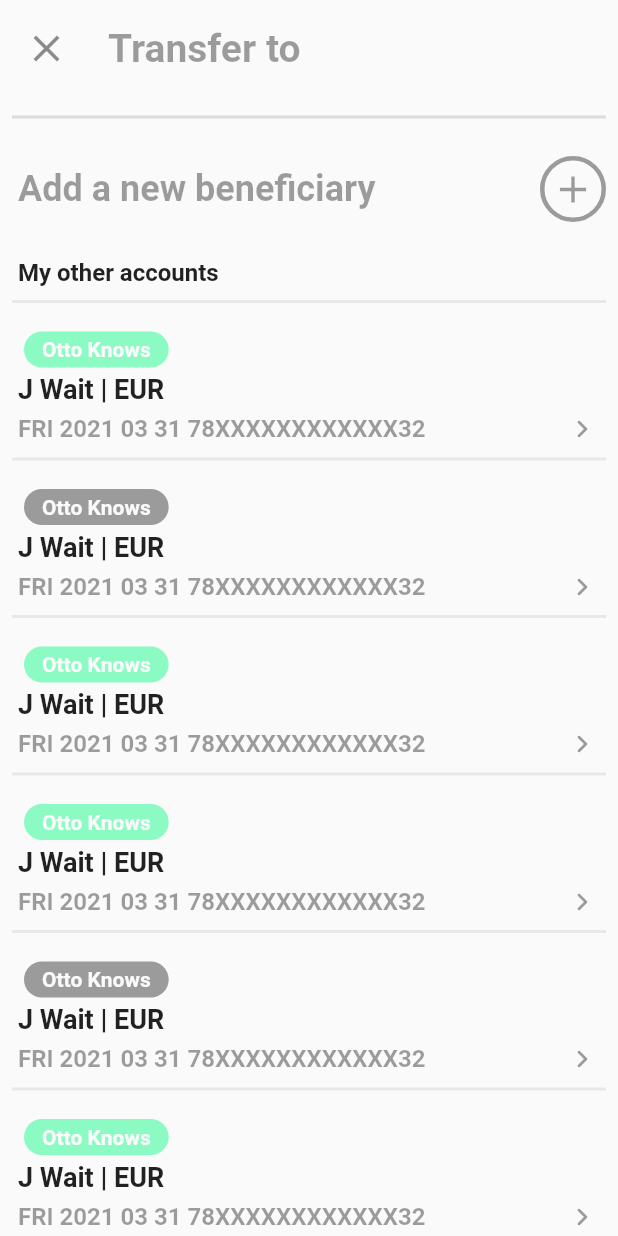
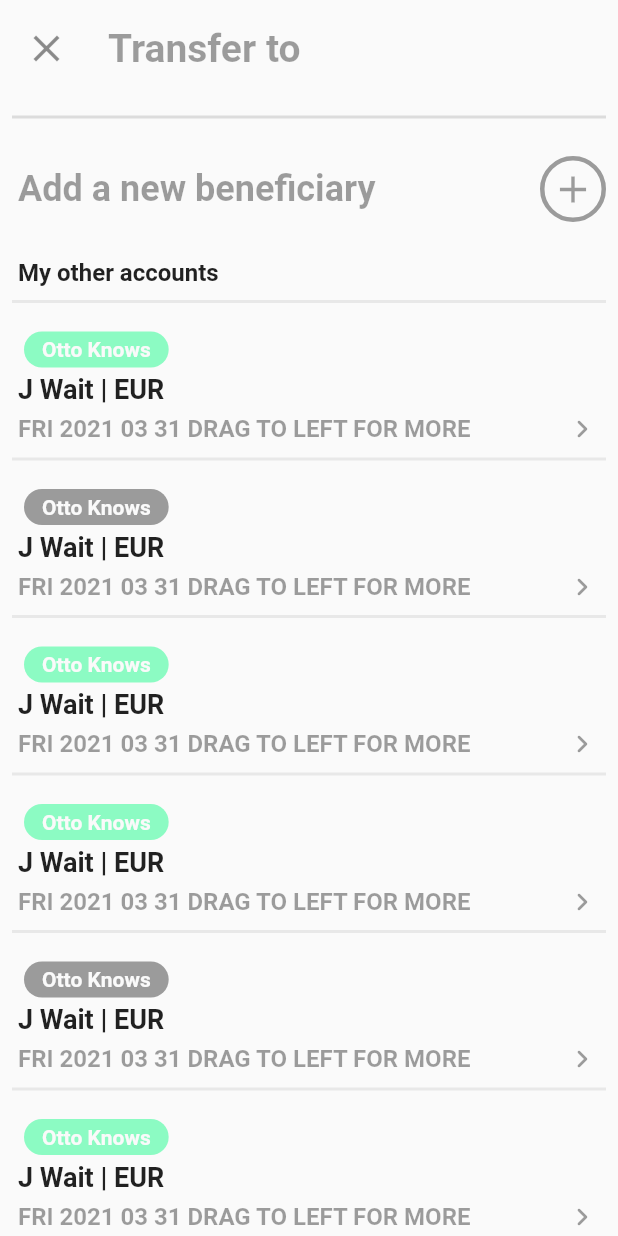
Before and after one commit to norbertkross/insure_activity_details, a Flutter app: the BeneficiaryHome screen opened directly, on a phone screen of 412 x 824 dp. Run offline on Flutter 3.47's test engine with Material 2 defaults, Android fonts, the light colour scheme and no system bars; drawn by our look-alikes of flutter_slidable; our stand-ins replace table_calendar.

```diff
--- a/lib/beneficiaries/agentDetails.dart
+++ b/lib/beneficiaries/agentDetails.dart
@@ -45,7 +45,7 @@ class _AgentDetailsState extends State<AgentDetails> {
         centerTitle: true,
         title: Text("Agent Details"),
       leading: IconButton(icon: Icon(Icons.chevron_left_rounded),
-      onPressed: ()=>{},
+      onPressed: ()=>{Navigator.pop(context)},
       ),
       ),
       body: NotificationListener<OverscrollIndicatorNotification>(
--- a/lib/beneficiaries/beneficiaryHome.dart
+++ b/lib/beneficiaries/beneficiaryHome.dart
@@ -29,10 +29,13 @@ class _BeneficiaryHomeState extends State<BeneficiaryHome> {
               height: 4.0,
             ),
             ListTile(
-              leading: Icon(
-                    Icons.close,
-                    size: 30.0,
-                  ),
+              leading: GestureDetector(
+                onTap: (){Navigator.pop(context);},
+                child: Icon(
+                      Icons.close,
+                      size: 30.0,
+                    ),
+              ),
               title: Text(
                 "Transfer to",
                 style: TextStyle(
@@ -178,7 +181,7 @@ class _BeneficiaryHomeState extends State<BeneficiaryHome> {
                   padding: const EdgeInsets.symmetric(
                   horizontal: 12.0, vertical: 0.0),
                   child: Text(
-                    "FRI 2021 03 31 78XXXXXXXXXXXX32",
+                    "FRI 2021 03 31 DRAG TO LEFT FOR MORE ",
                     style: TextStyle(
                       color: Theme.of(context).disabledColor,
                       fontWeight: FontWeight.bold,
--- a/lib/beneficiaries/businessDetails.dart
+++ b/lib/beneficiaries/businessDetails.dart
@@ -38,7 +38,7 @@ class _BusinessDetailsState extends State<BusinessDetails> {
           color: Theme.of(context).disabledColor,
         ),),
       leading: IconButton(icon: Icon(Icons.chevron_left_rounded,color: Theme.of(context).disabledColor,),
-      onPressed: ()=>{},
+      onPressed: ()=>{Navigator.pop(context)},
       ),
       ),
       body: NotificationListener<OverscrollIndicatorNotification>(
--- a/lib/insureranceAgent/activityBoard.dart
+++ b/lib/insureranceAgent/activityBoard.dart
@@ -20,7 +20,7 @@ DateTime daySelected = DateTime.now();
 @override
 void initState() {
   super.initState();
-      SystemChrome.setEnabledSystemUIOverlays([]);
+      //SystemChrome.setEnabledSystemUIOverlays([]);
   _calendarController = CalendarController();
 }
 
@@ -60,7 +60,9 @@ void dispose() {
         ),
         elevation: 0.0,
         backgroundColor: Theme.of(context).scaffoldBackgroundColor,
-        leading: Icon(Icons.edit_location_sharp,color: Colors.redAccent,size: 35,),
+        leading: IconButton(icon: Icon(Icons.chevron_left,size: 35,color: Colors.redAccent,),
+        onPressed: (){Navigator.pop(context);}),
+        // Icon(Icons.edit_location_sharp,color: Colors.redAccent,size: 35,),
         actions: [
 
           //  Notification Icons
```
Also changed, not shown: lib/insureranceAgent/agentProfile.dart (+31 -12 lines), lib/main.dart (+4 -4 lines).
